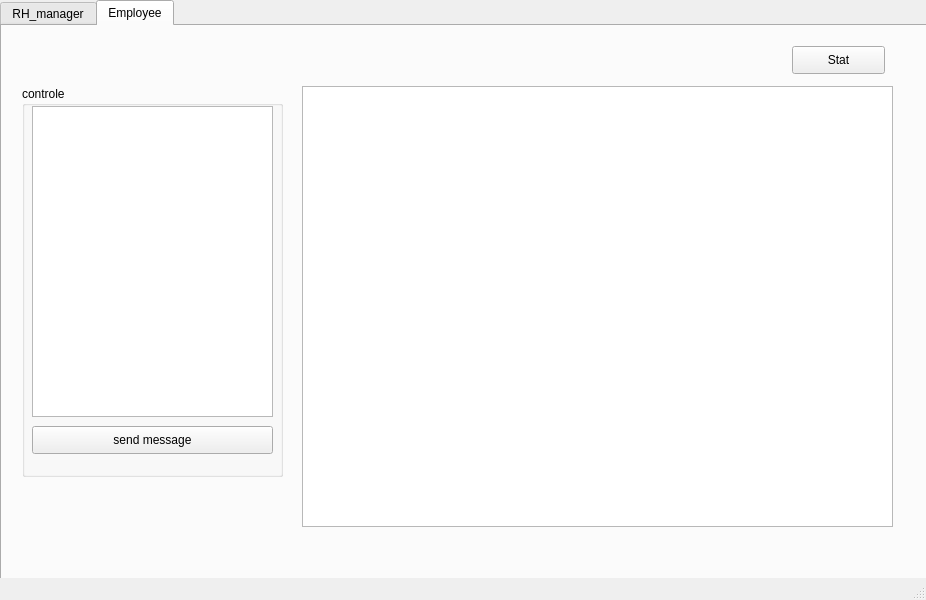
The window that mainwindow.ui (Rayanbha/Smart_EventPlanner_2A21) describes before a commit, drawn with Qt 5.
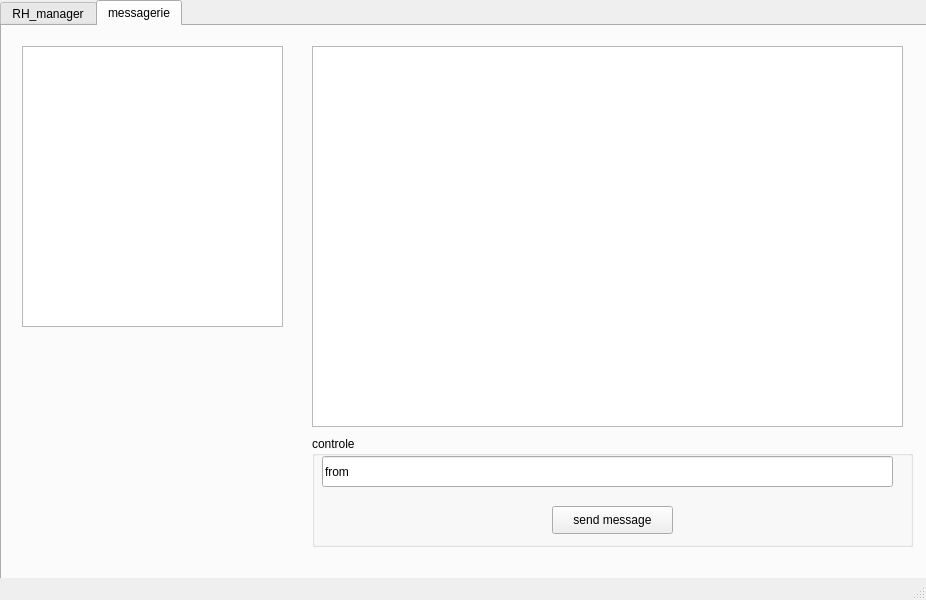
The same window after the commit. The open tabs and pages were chosen to show the change.

Diff of the .ui file:
```diff
--- a/mainwindow.ui
+++ b/mainwindow.ui
@@ -532,7 +532,7 @@
     </widget>
     <widget class="QWidget" name="RH_employees">
      <attribute name="title">
-      <string>Employee</string>
+      <string>messagerie</string>
      </attribute>
      <widget class="QLabel" name="label_pic2">
       <property name="geometry">
@@ -550,20 +550,20 @@
      <widget class="QTableView" name="tableView2">
       <property name="geometry">
        <rect>
-        <x>300</x>
-        <y>60</y>
-        <width>591</width>
-        <height>441</height>
-       </rect>
-      </property>
-     </widget>
-     <widget class="QGroupBox" name="groupBox_2">
-      <property name="geometry">
-       <rect>
         <x>20</x>
-        <y>60</y>
+        <y>20</y>
         <width>261</width>
-        <height>391</height>
+        <height>281</height>
+       </rect>
+      </property>
+     </widget>
+     <widget class="QGroupBox" name="groupBox_2">
+      <property name="geometry">
+       <rect>
+        <x>310</x>
+        <y>410</y>
+        <width>601</width>
+        <height>111</height>
        </rect>
       </property>
       <property name="title">
@@ -572,9 +572,9 @@
       <widget class="QPushButton" name="pushButton_7">
        <property name="geometry">
         <rect>
-         <x>10</x>
-         <y>340</y>
-         <width>241</width>
+         <x>240</x>
+         <y>70</y>
+         <width>121</width>
          <height>28</height>
         </rect>
        </property>
@@ -582,29 +582,32 @@
         <string>send message</string>
        </property>
       </widget>
-      <widget class="QTextEdit" name="textEdit">
+      <widget class="QLineEdit" name="lineEdit_send">
        <property name="geometry">
         <rect>
          <x>10</x>
          <y>20</y>
-         <width>241</width>
-         <height>311</height>
+         <width>571</width>
+         <height>31</height>
         </rect>
        </property>
+       <property name="text">
+        <string>from </string>
+       </property>
+       <property name="placeholderText">
+        <string/>
+       </property>
       </widget>
      </widget>
-     <widget class="QPushButton" name="pushButton_stat">
+     <widget class="QListView" name="chatbox">
       <property name="geometry">
        <rect>
-        <x>790</x>
+        <x>310</x>
         <y>20</y>
-        <width>93</width>
-        <height>28</height>
+        <width>591</width>
+        <height>381</height>
        </rect>
       </property>
-      <property name="text">
-       <string>Stat</string>
-      </property>
      </widget>
     </widget>
    </widget>
```
Left out of the diff: 2 changed lines with no effect on the pictures.
